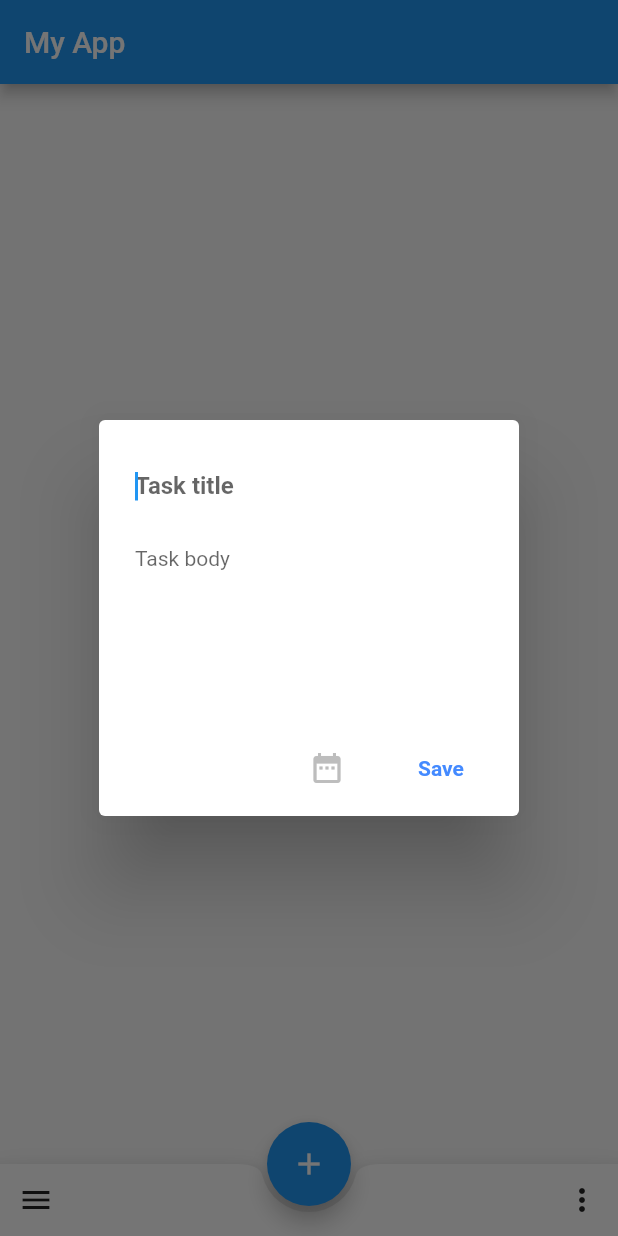
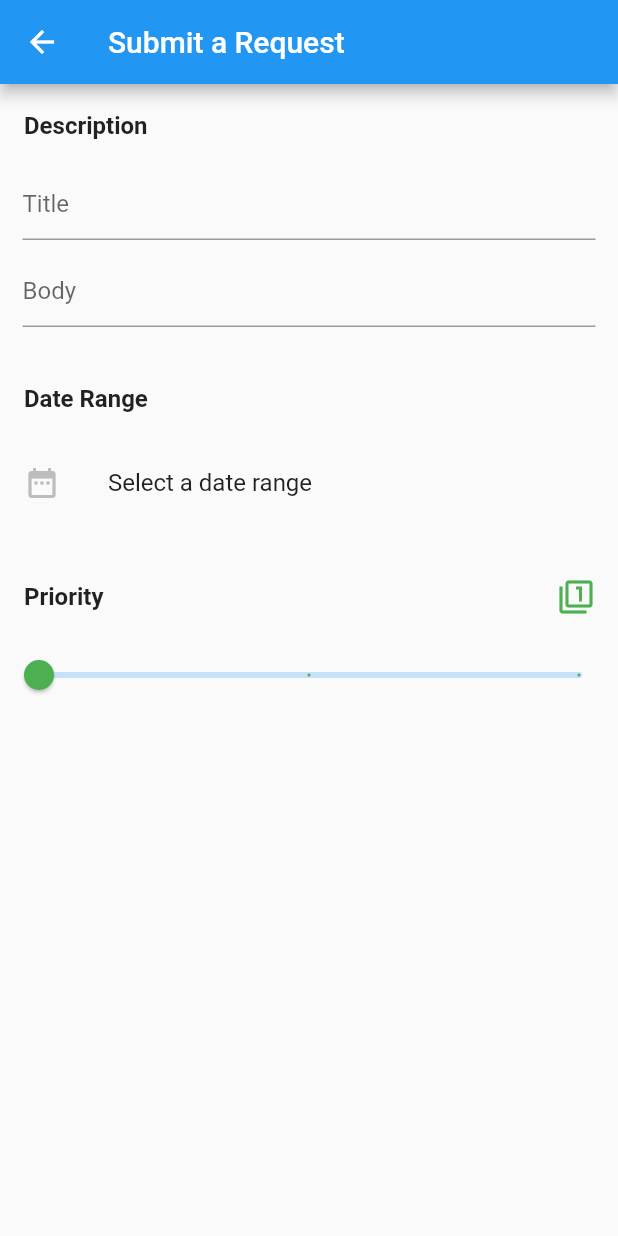
Before and after one commit to dementedapple5/redux_taske, a Flutter app: the screen it shows after launch, after a tap on the "add" icon, on a phone screen of 412 x 824 dp. Run offline on Flutter 3.47's test engine with Material 2 defaults, Android fonts, the phone set to English and light mode, and no system bars; our stand-ins replace flutter_redux, flutter_typeahead, redux; missing offline and left inert: date_range_picker.

Commit message:
Añadida la pagina para crear peticiones.

```diff
--- /dev/null
+++ b/lib/pages/add_request_page.dart
@@ -0,0 +1,265 @@
+import 'package:flutter/material.dart';
+import 'package:date_range_picker/date_range_picker.dart' as DateRangePicker;
+import 'package:flutter_app/actions/actions.dart';
+import 'package:flutter_app/models/app_state.dart';
+import 'package:flutter_app/models/task.dart';
+import 'package:flutter_redux/flutter_redux.dart';
+import 'package:intl/intl.dart';
+import 'package:flutter_typeahead/flutter_typeahead.dart';
+import 'package:redux/redux.dart';
+
+
+List<String> users = [
+  "Daniel",
+  "David",
+  "Carlos",
+  "carla",
+  "Cadamio"
+];
+
+
+
+class AddRequestPage extends StatefulWidget {
+  @override
+  _AddRequestPageState createState() => _AddRequestPageState();
+}
+
+class _AddRequestPageState extends State<AddRequestPage> {
+
+  final _titleController = TextEditingController();
+  final _bodyController = TextEditingController();
+
+  @override
+  Widget build(BuildContext context) {
+
+    final dateSection = DateSection();
+    final descSection = DescSection(titleController: _titleController, bodyController: _bodyController);
+    final customSlider = CustomSlider();
+
+    return Scaffold(
+      appBar: AppBar(title: Text("Submit a Request")),
+      body: SingleChildScrollView(
+        child: Container(
+          child: Column(
+            mainAxisAlignment: MainAxisAlignment.start,
+            children: <Widget>[
+              descSection,
+              Padding(padding: const EdgeInsets.symmetric(vertical: 10.0)),
+              dateSection,
+              Padding(padding: const EdgeInsets.symmetric(vertical: 10.0)),
+              customSlider,
+              Padding(padding: const EdgeInsets.symmetric(vertical: 10.0)),
+              StoreConnector<AppState, OnRequestAddedCB>(
+                converter: (Store store) => (task) => store.dispatch(AddTaskAction),
+                builder: (BuildContext context, OnRequestAddedCB cb) {
+                  RaisedButton(
+                    shape: StadiumBorder(),
+                    color: Colors.blue,
+                    child: Text("Send Request", style: TextStyle(color: Colors.white)),
+                    onPressed: () {
+                      final task = Task(
+                          title: descSection.titleController.text,
+                          body: descSection.bodyController.text,
+                          priority: customSlider.createState().sliderValue.round());
+                      print(task);
+                      cb(task);
+                    }
+                  );
+                },
+              )
+            ],
+          ),
+        ),
+      ),
+    );
+  }
+}
+
+
+class DescSection extends StatelessWidget {
+
+  final TextEditingController titleController;
+  final TextEditingController bodyController;
+
+
+  DescSection({this.titleController, this.bodyController});
+
+  @override
+  Widget build(BuildContext context) {
+    return Column(
+      children: <Widget>[
+        ListTile(
+            title: Text("Description", style: TextStyle(fontWeight: FontWeight.w600))
+        ),
+        Padding(
+          padding: const EdgeInsets.symmetric(horizontal: 15.0),
+          child: Column(
+            children: <Widget>[
+              TextField(
+                controller: titleController,
+                decoration: InputDecoration(
+                    hintText: "Title"
+                ),
+              ),
+              Padding(
+                padding: const EdgeInsets.symmetric(vertical: 5.0),
+              ),
+              TextField(
+                controller: bodyController,
+                decoration: InputDecoration(
+                    hintText: "Body"
+                ),
+              ),
+            ],
+          ),
+        ),
+      ],
+    );
+  }
+}
+
+
+class DateSection extends StatefulWidget {
+  @override
+  _DateSectionState createState() => _DateSectionState();
+}
+
+class _DateSectionState extends State<DateSection> {
+
+  final _dateFormatter = DateFormat("dd/MM/yyyy");
+
+  String initDate;
+  String finalDate;
+
+
+  void _selectDate(BuildContext context) async {
+    final List<DateTime> picked = await DateRangePicker.showDatePicker(
+        context: context,
+        initialFirstDate: DateTime.now(),
+        initialLastDate: (new DateTime.now()).add(new Duration(days: 7)),
+        firstDate: DateTime(1970),
+        lastDate: DateTime(2020));
+
+    if (picked != null && picked.length == 2) {
+      setState(() {
+        initDate = _dateFormatter.format(picked[0]);
+        finalDate = _dateFormatter.format(picked[1]);
+      });
+    }
+  }
+
+
+  @override
+  Widget build(BuildContext context) {
+    return Column(
+      children: <Widget>[
+        ListTile(
+            title: Text("Date Range", style: TextStyle(fontWeight: FontWeight.w600))
+        ),
+        InkWell(
+          child: ListTile(
+            leading: Icon(Icons.date_range, color: finalDate == null ? Colors.grey[400] : Colors.blueAccent),
+            title: Text(finalDate == null ? "Select a date range" : "$initDate to $finalDate"),
+          ),
+          onTap: () => _selectDate(context),
+        ),
+      ],
+    );
+  }
+}
+
+
+
+
+class CustomSlider extends StatefulWidget {
+
+  @override
+  CustomSliderState createState() {
+    return new CustomSliderState();
+  }
+}
+
+class CustomSliderState extends State<CustomSlider> {
+
+  double sliderValue = 1.0;
+  final _maxSliverValue = 3.0;
+  Color _currentColor = Colors.green;
+  IconData _currentIcon = Icons.filter_1;
+
+  _switchColor(double value){
+    if (value == 1.0){
+      _currentColor = Colors.green;
+      _currentIcon = Icons.filter_1;
+    }
+    else if (value == 2.0){
+      _currentColor = Colors.orange;
+      _currentIcon = Icons.filter_2;
+    }
+    else if (value == 3.0){
+      _currentColor = Colors.redAccent;
+      _currentIcon = Icons.filter_3;
+    }
+  }
+
+  @override
+  Widget build(BuildContext context) {
+    return Column(
+      children: <Widget>[
+        ListTile(
+          title: Text("Priority", style: TextStyle(fontWeight: FontWeight.w600)),
+          trailing: Icon(_currentIcon, color: _currentColor),
+        ),
+        Slider(
+          onChanged: (double value) {
+            setState(() {
+              sliderValue = value;
+              _switchColor(value);
+            });
+          },
+          value: sliderValue,
+          min: 1.0,
+          max: _maxSliverValue,
+          divisions: 2,
+          activeColor: _currentColor,
+          label: sliderValue.round().toString(),
+        )
+      ],
+    );
+  }
+}
+
+class SearchTargetSection extends StatefulWidget {
+  @override
+  _SearchTargetSectionState createState() => _SearchTargetSectionState();
+}
+
+class _SearchTargetSectionState extends State<SearchTargetSection> {
+
+  final textFieldConf = TextFieldConfiguration(
+    decoration: InputDecoration(
+      hintText: "Search user"
+    )
+  );
+
+  @override
+  Widget build(BuildContext context) {
+    return Padding(
+      padding: const EdgeInsets.symmetric(horizontal: 15.0),
+      child: TypeAheadField(
+        textFieldConfiguration: textFieldConf,
+        onSuggestionSelected: (suggestion) {},
+        suggestionsCallback: (String pattern) {
+          return List.of(users)..where((username) => username.contains(pattern));
+        },
+        itemBuilder: (BuildContext context, itemData) {
+          return ListTile(
+            title: Text(itemData),
+          );
+        },
+
+      ),
+    );
+  }
+}
+
+typedef OnRequestAddedCB = Function(Task task);
--- a/pubspec.yaml
+++ b/pubspec.yaml
@@ -23,6 +23,7 @@ dependencies:
   http: 0.11.3+17
   date_range_picker: ^1.0.0
   intl:
+  flutter_typeahead: ^0.4.1
 
 dev_dependencies:
   flutter_test:
```
Also changed, not shown: lib/pages/home_page.dart (+10 -5 lines), pubspec.lock.
